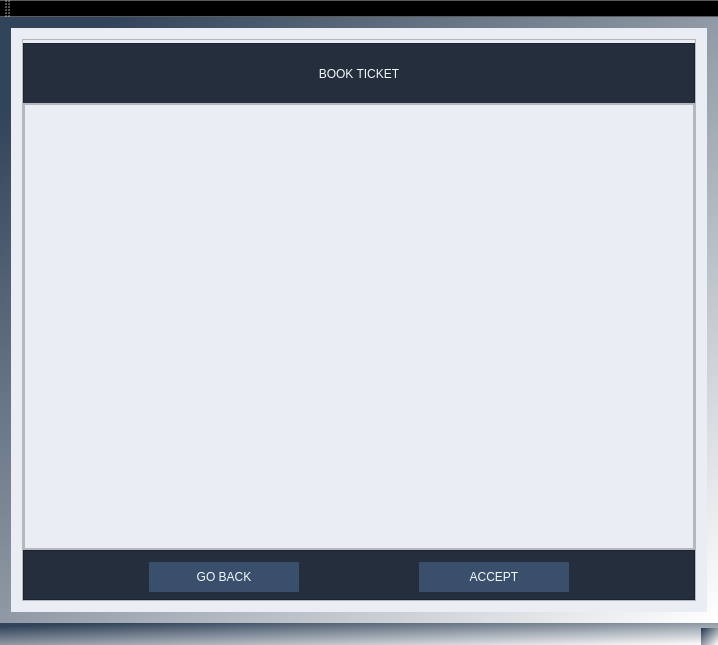
This is MovieTicketManagementSystem/MainWindow.ui in ZuzannaZawartka/movie-ticket-management-system as Qt 5 draws it before an edit. The edited form follows.
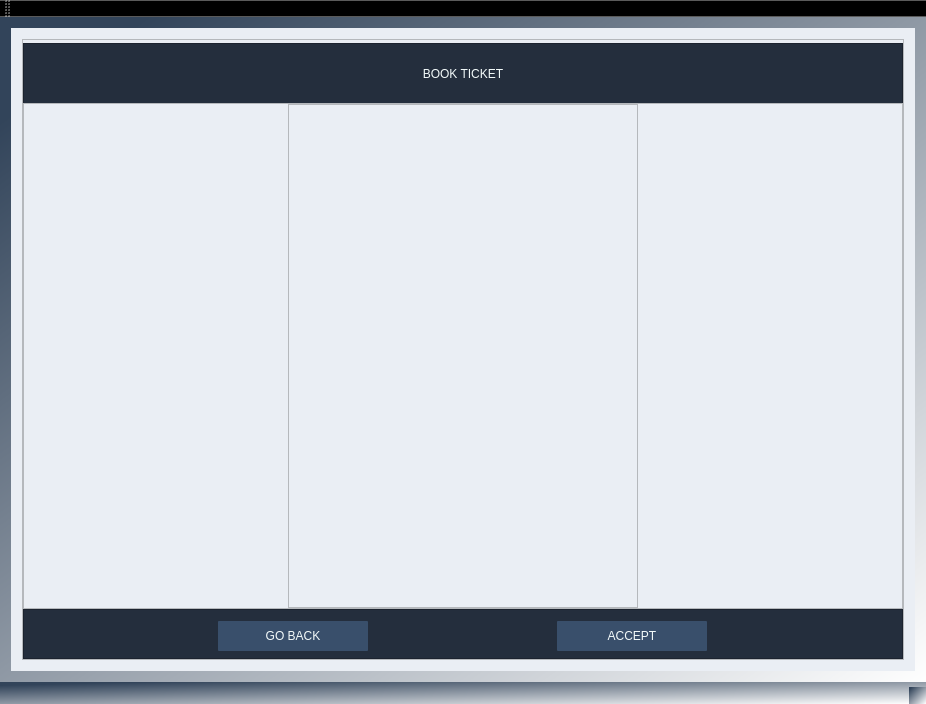
This is the edited form. The open tabs and pages were chosen to show the change. Icons and pictures are not drawn.

Commit message: refactor: changed graphics in main window and fixed ui design

```diff
--- a/MovieTicketManagementSystem/MainWindow.ui
+++ b/MovieTicketManagementSystem/MainWindow.ui
@@ -6,8 +6,8 @@
    <rect>
     <x>0</x>
     <y>0</y>
-    <width>718</width>
-    <height>645</height>
+    <width>926</width>
+    <height>704</height>
    </rect>
   </property>
   <property name="minimumSize">
@@ -2952,8 +2952,14 @@
               <property name="spacing">
                <number>0</number>
               </property>
-              <item row="0" column="0">
+              <item row="0" column="1">
                <widget class="QTableWidget" name="selectMovieTableWidget">
+                <property name="minimumSize">
+                 <size>
+                  <width>350</width>
+                  <height>0</height>
+                 </size>
+                </property>
                 <property name="styleSheet">
                  <string notr="true">QTableWidget {
     font: 900 12pt &quot;Source Sans Pro Black&quot;; 
@@ -2969,6 +2975,32 @@
                 </property>
                </widget>
               </item>
+              <item row="0" column="0">
+               <spacer name="horizontalSpacer_7">
+                <property name="orientation">
+                 <enum>Qt::Orientation::Horizontal</enum>
+                </property>
+                <property name="sizeHint" stdset="0">
+                 <size>
+                  <width>40</width>
+                  <height>20</height>
+                 </size>
+                </property>
+               </spacer>
+              </item>
+              <item row="0" column="2">
+               <spacer name="horizontalSpacer_8">
+                <property name="orientation">
+                 <enum>Qt::Orientation::Horizontal</enum>
+                </property>
+                <property name="sizeHint" stdset="0">
+                 <size>
+                  <width>40</width>
+                  <height>20</height>
+                 </size>
+                </property>
+               </spacer>
+              </item>
              </layout>
             </widget>
            </item>
```
Left out of the diff: 111 changed lines with no effect on the pictures. The commit also changes 1 other file.
